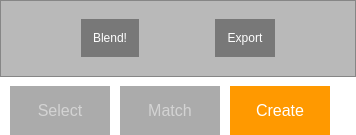
Before: the Qt Designer form demo/Controls.ui in ialhashim/topo-blend, drawn with Qt 5.
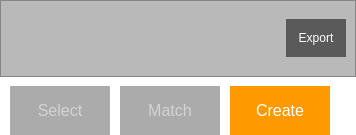
After: the same form once the commit is applied. The open tabs and pages were chosen to show the change. Icons and pictures are not drawn.

```diff
--- a/demo/Controls.ui
+++ b/demo/Controls.ui
@@ -20,8 +20,8 @@
 
 
 QPushButton { 
-	background:rgb(120,120,120);
-	border: 3px solid rgb(120,120,120);
+	background:rgb(90,90,90);
+	border: 3px solid rgb(90,90,90);
 	padding: 9px;
     color: white;
 	font-size: 12px;
@@ -211,30 +211,20 @@
          <layout class="QVBoxLayout" name="verticalLayout_3">
           <item>
            <layout class="QGridLayout" name="gridLayout_4">
-            <item row="0" column="3">
-             <widget class="QPushButton" name="pushButton">
+            <item row="0" column="2">
+             <widget class="QPushButton" name="exportButton">
               <property name="text">
                <string>Export</string>
               </property>
-             </widget>
-            </item>
-            <item row="0" column="2">
-             <spacer name="horizontalSpacer">
-              <property name="orientation">
-               <enum>Qt::Horizontal</enum>
+              <property name="icon">
+               <iconset resource="resources.qrc">
+                <normaloff>:/images/exportImage.png</normaloff>:/images/exportImage.png</iconset>
               </property>
-              <property name="sizeHint" stdset="0">
+              <property name="iconSize">
                <size>
-                <width>40</width>
-                <height>20</height>
+                <width>24</width>
+                <height>24</height>
                </size>
-              </property>
-             </spacer>
-            </item>
-            <item row="0" column="1">
-             <widget class="QPushButton" name="pushButton_4">
-              <property name="text">
-               <string>Blend!</string>
               </property>
              </widget>
             </item>
@@ -251,8 +241,8 @@
               </property>
              </spacer>
             </item>
-            <item row="0" column="4">
-             <spacer name="horizontalSpacer_5">
+            <item row="0" column="1">
+             <spacer name="horizontalSpacer">
               <property name="orientation">
                <enum>Qt::Horizontal</enum>
               </property>
```
Left out of the diff: 8 changed lines with no effect on the pictures.
